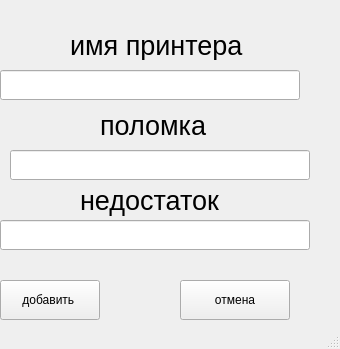
Old version of the form cartridges/designer/add_Defective.ui in the repository Petrov03566/Practika.
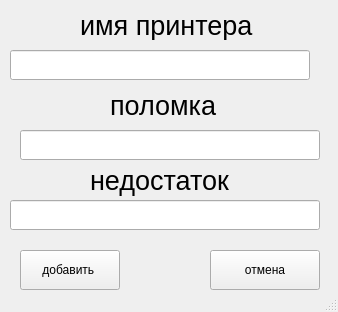
New version of the form.

What changed in the file:
```diff
--- a/cartridges/designer/add_Defective.ui
+++ b/cartridges/designer/add_Defective.ui
@@ -6,8 +6,8 @@
    <rect>
     <x>0</x>
     <y>0</y>
-    <width>340</width>
-    <height>349</height>
+    <width>338</width>
+    <height>312</height>
    </rect>
   </property>
   <property name="windowTitle">
@@ -17,8 +17,8 @@
    <widget class="QLabel" name="label_2">
     <property name="geometry">
      <rect>
-      <x>70</x>
-      <y>30</y>
+      <x>80</x>
+      <y>10</y>
       <width>191</width>
       <height>30</height>
      </rect>
@@ -35,8 +35,8 @@
    <widget class="QLineEdit" name="lineEdit_break">
     <property name="geometry">
      <rect>
-      <x>10</x>
-      <y>150</y>
+      <x>20</x>
+      <y>130</y>
       <width>300</width>
       <height>30</height>
      </rect>
@@ -45,8 +45,8 @@
    <widget class="QPushButton" name="pushButton_cansel_pr">
     <property name="geometry">
      <rect>
-      <x>180</x>
-      <y>280</y>
+      <x>210</x>
+      <y>250</y>
       <width>110</width>
       <height>40</height>
      </rect>
@@ -58,8 +58,8 @@
    <widget class="QLabel" name="label_3">
     <property name="geometry">
      <rect>
-      <x>100</x>
-      <y>110</y>
+      <x>110</x>
+      <y>90</y>
       <width>110</width>
       <height>30</height>
      </rect>
@@ -76,8 +76,8 @@
    <widget class="QLabel" name="label">
     <property name="geometry">
      <rect>
-      <x>50</x>
-      <y>50</y>
+      <x>60</x>
+      <y>30</y>
       <width>47</width>
       <height>13</height>
      </rect>
@@ -89,8 +89,8 @@
    <widget class="QLineEdit" name="lineEdit_name_pr">
     <property name="geometry">
      <rect>
-      <x>0</x>
-      <y>70</y>
+      <x>10</x>
+      <y>50</y>
       <width>300</width>
       <height>30</height>
      </rect>
@@ -99,8 +99,8 @@
    <widget class="QLabel" name="label_4">
     <property name="geometry">
      <rect>
-      <x>80</x>
-      <y>180</y>
+      <x>90</x>
+      <y>160</y>
       <width>160</width>
       <height>40</height>
      </rect>
@@ -117,8 +117,8 @@
    <widget class="QPushButton" name="pushButton_add_pr">
     <property name="geometry">
      <rect>
-      <x>0</x>
-      <y>280</y>
+      <x>20</x>
+      <y>250</y>
       <width>100</width>
       <height>40</height>
      </rect>
@@ -130,8 +130,8 @@
    <widget class="QLineEdit" name="lineEdit_flaw">
     <property name="geometry">
      <rect>
-      <x>0</x>
-      <y>220</y>
+      <x>10</x>
+      <y>200</y>
       <width>310</width>
       <height>30</height>
      </rect>
```
Left out of the diff: 10 changed lines with no effect on the pictures.
